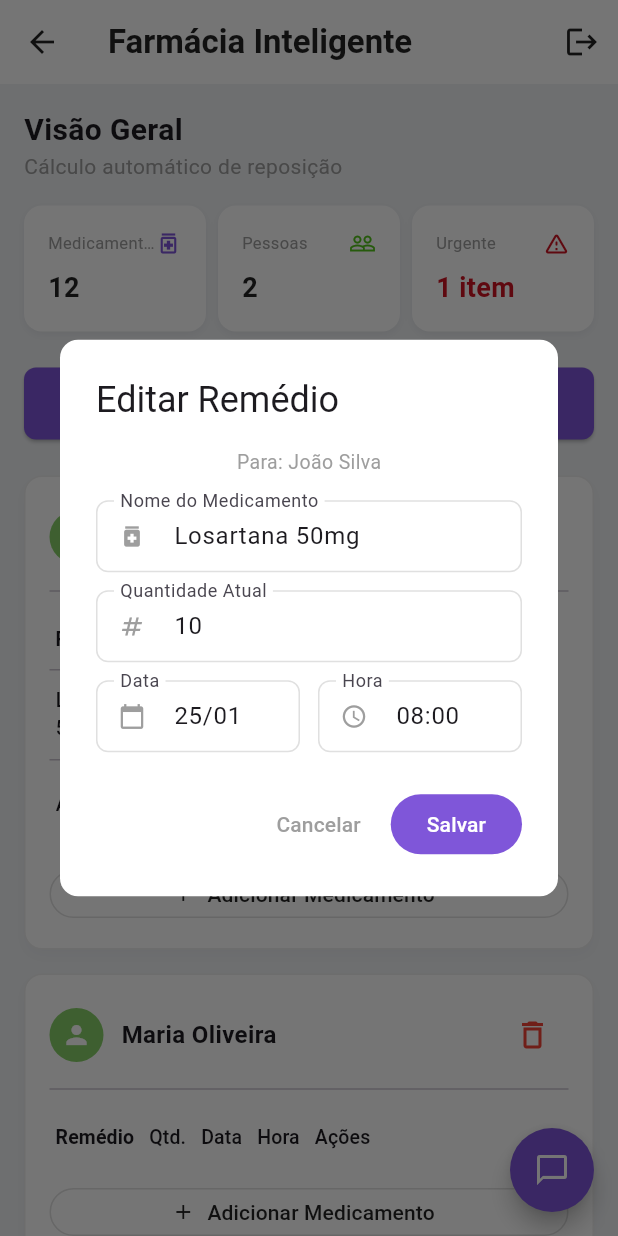
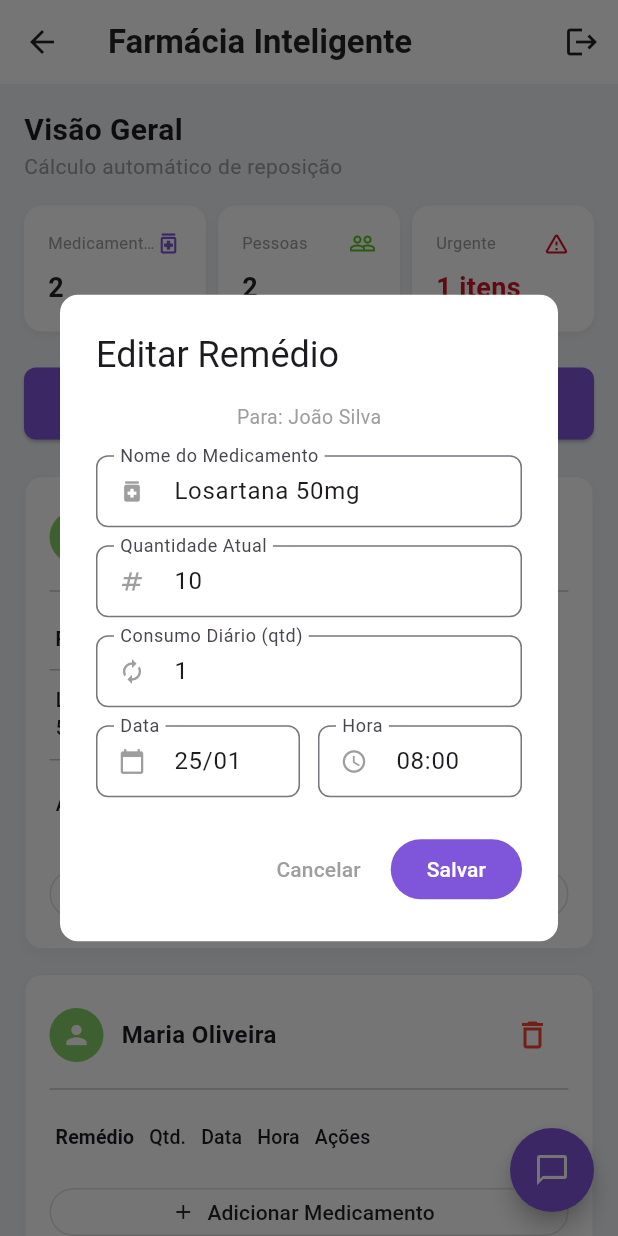
Before and after one commit to pedin-stack/farmicia_inteligente, a Flutter app: the DashboardPage screen opened directly, after a tap on the "edit" icon, on a phone screen of 412 x 824 dp. Run offline on Flutter 3.47's test engine with Material 3 defaults, Android fonts, the light colour scheme and no system bars.

Commit message:
add:"componentização dos dialogs como widgets & adequação do dashboard

```diff
--- a/lib/pages/dashboard.dart
+++ b/lib/pages/dashboard.dart
@@ -1,6 +1,9 @@
 import 'package:flutter/material.dart';
-import '../widgets/tabela_remedios.dart';
-import '../widgets/chat_assistant.dart';
+import '../widgets/dialogs/AddPersonDialog.dart';
+import '../widgets/dialogs/ConfirmExcludeDialog.dart';
+import '../widgets/dialogs/EditMedicineDialog.dart';
+import 'package:farmicia_inteligente/widgets/chat_assistant.dart';
+import 'package:farmicia_inteligente/widgets/tabela_remedios.dart';
 
 class DashboardPage extends StatefulWidget {
   const DashboardPage({super.key});
@@ -10,19 +13,21 @@ class DashboardPage extends StatefulWidget {
 }
 
 class _DashboardPageState extends State<DashboardPage> {
+  // Cores do Projeto
   final Color brandColor = const Color(0xFF7F56D9);
   final Color bgLight = const Color(0xFFF0F2F5);
   final Color successColor = const Color(0xFF52C41A);
   final Color errorColor = const Color(0xFFCF1322);
 
-  // Dados Estáticos
+  // Dados (Estado da Tela)
+  // Nota: Em um app real, isso viria de um banco de dados ou Provider
   final List<Map<String, dynamic>> _dadosVisuais = [
     {
       'id': 1,
       'nome': 'João Silva',
       'itens': [
-        {'remedio': 'Losartana 50mg', 'quantidade': 10, 'proximaCompra': '25/01', 'status': 'urgente', 'horario': '08:00'},
-        {'remedio': 'Aspirina', 'quantidade': 45, 'proximaCompra': '10/02', 'status': 'normal', 'horario': '20:00'},
+        {'remedio': 'Losartana 50mg', 'quantidade': 10, 'consumo': 1, 'proximaCompra': '25/01', 'status': 'urgente', 'horario': '08:00'},
+        {'remedio': 'Aspirina', 'quantidade': 45, 'consumo': 2, 'proximaCompra': '10/02', 'status': 'normal', 'horario': '20:00'},
       ]
     },
     {
@@ -31,6 +36,79 @@ class _DashboardPageState extends State<DashboardPage> {
       'itens': <Map<String, dynamic>>[]
     },
   ];
+
+
+  int get totalMedicamentos {
+    int total = 0;
+    for (var pessoa in _dadosVisuais) {
+      total += (pessoa['itens'] as List).length;
+    }
+    return total;
+  }
+
+  int get totalPessoas => _dadosVisuais.length;
+
+  int get totalUrgentes {
+    int total = 0;
+    for (var pessoa in _dadosVisuais) {
+      for (var item in pessoa['itens']) {
+        if (item['status'] == 'urgente') total++;
+      }
+    }
+    return total;
+  }
+
+  void _adicionarPessoa(String nome) {
+    setState(() {
+      _dadosVisuais.add({
+        'id': DateTime.now().millisecondsSinceEpoch, // ID único temporário
+        'nome': nome,
+        'itens': <Map<String, dynamic>>[],
+      });
+    });
+  }
+
+  void _removerPessoa(Map<String, dynamic> pessoa) {
+    setState(() {
+      _dadosVisuais.remove(pessoa);
+    });
+  }
+
+  void _adicionarRemedio(Map<String, dynamic> pessoa, Map<String, dynamic> novoItem) {
+    setState(() {
+      // Simulação simples de status baseada na quantidade (apenas exemplo)
+      if ((novoItem['quantidade'] as int) < 15) {
+        novoItem['status'] = 'urgente';
+      } else {
+        novoItem['status'] = 'normal';
+      }
+      (pessoa['itens'] as List).add(novoItem);
+    });
+  }
+
+  void _editarRemedio(Map<String, dynamic> pessoa, Map<String, dynamic> itemAntigo, Map<String, dynamic> itemEditado) {
+    setState(() {
+      final lista = (pessoa['itens'] as List);
+      final index = lista.indexOf(itemAntigo);
+      if (index != -1) {
+        // Recalcula status
+        if ((itemEditado['quantidade'] as int) < 15) {
+          itemEditado['status'] = 'urgente';
+        } else {
+          itemEditado['status'] = 'normal';
+        }
+        lista[index] = itemEditado;
+      }
+    });
+  }
+
+  void _removerRemedio(Map<String, dynamic> pessoa, Map<String, dynamic> item) {
+    setState(() {
+      (pessoa['itens'] as List).remove(item);
+    });
+  }
+
+  // --- Construção da UI ---
 
   @override
   Widget build(BuildContext context) {
@@ -56,24 +134,33 @@ class _DashboardPageState extends State<DashboardPage> {
             const Text("Cálculo automático de reposição", style: TextStyle(color: Colors.grey, fontSize: 14)),
             const SizedBox(height: 16),
 
+            // CARDS DE ESTATÍSTICAS (Atualizam dinamicamente)
             Row(
               children: [
-                _buildStatCard("Medicamentos", "12", Icons.medication_outlined, brandColor),
+                _buildStatCard("Medicamentos", "$totalMedicamentos", Icons.medication_outlined, brandColor),
                 const SizedBox(width: 8),
-                _buildStatCard("Pessoas", "2", Icons.people_outline, successColor),
+                _buildStatCard("Pessoas", "$totalPessoas", Icons.people_outline, successColor),
                 const SizedBox(width: 8),
-                _buildStatCard("Urgente", "1 item", Icons.warning_amber_rounded, errorColor, textColor: errorColor),
+                _buildStatCard("Urgente", "$totalUrgentes itens", Icons.warning_amber_rounded, errorColor, textColor: errorColor),
               ],
             ),
 
             const SizedBox(height: 24),
 
+            // BOTÃO NOVA PESSOA
             Center(
               child: SizedBox(
                 height: 48,
                 width: double.infinity,
                 child: ElevatedButton.icon(
-                  onPressed: () => _openPersonModal(),
+                  onPressed: () {
+                    showDialog(
+                      context: context,
+                      builder: (context) => AddPersonDialog(
+                        onSave: (nome) => _adicionarPessoa(nome),
+                      ),
+                    );
+                  },
                   icon: const Icon(Icons.add),
                   label: const Text("Nova Pessoa"),
                   style: ElevatedButton.styleFrom(
@@ -87,52 +174,22 @@ class _DashboardPageState extends State<DashboardPage> {
 
             const SizedBox(height: 24),
 
-            Column(//uso de column para garantir o tamnanho total
+            // LISTA DE PESSOAS E TABELAS
+            Column(
               children: _dadosVisuais.map((pessoa) => Padding(
                 padding: const EdgeInsets.only(bottom: 16),
                 child: _buildPersonCard(pessoa),
               )).toList(),
             ),
 
-            const SizedBox(height: 80),
+            const SizedBox(height: 80), // Espaço para o FAB não cobrir conteúdo
           ],
         ),
       ),
     );
   }
 
-  void _confirmarExclusao({required String titulo, required String conteudo, required VoidCallback onConfirm}) {
-    showDialog(
-      context: context,
-      builder: (context) => AlertDialog(
-        backgroundColor: Colors.white,
-        surfaceTintColor: Colors.white,
-        shape: RoundedRectangleBorder(borderRadius: BorderRadius.circular(12)),
-        title: Text(titulo, style: const TextStyle(fontWeight: FontWeight.bold)),
-        content: Text(conteudo),
-        actions: [
-          TextButton(
-            onPressed: () => Navigator.pop(context),
-            child: const Text("Cancelar", style: TextStyle(color: Colors.grey)),
-          ),
-          ElevatedButton(
-            onPressed: () {
-              Navigator.pop(context);
-              onConfirm();
-            },
-            style: ElevatedButton.styleFrom(
-              backgroundColor: Colors.red,
-              foregroundColor: Colors.white,
-              elevation: 0,
-            ),
-            child: const Text("Excluir"),
-          ),
-        ],
-      ),
-    );
-  }
-
-  // --- Cards ---
+  // --- Widgets Auxiliares ---
 
   Widget _buildStatCard(String title, String value, IconData icon, Color color, {Color? textColor}) {
     return Expanded(
@@ -141,7 +198,6 @@ class _DashboardPageState extends State<DashboardPage> {
         decoration: BoxDecoration(
           color: Colors.white,
           borderRadius: BorderRadius.circular(12),
-
           boxShadow: [
              BoxShadow(color: Colors.black.withOpacity(0.05), blurRadius: 4, offset: const Offset(0, 2))
           ]
@@ -180,6 +236,7 @@ class _DashboardPageState extends State<DashboardPage> {
         child: Column(
           crossAxisAlignment: CrossAxisAlignment.start,
           children: [
+            // CABEÇALHO DO CARD (Nome + Delete Pessoa)
             Row(
               children: [
                 CircleAvatar(
@@ -191,17 +248,19 @@ class _DashboardPageState extends State<DashboardPage> {
                 Expanded(
                   child: Text(pessoa['nome'], style: const TextStyle(fontWeight: FontWeight.bold, fontSize: 16)),
                 ),
-
                 IconButton(
                   icon: const Icon(Icons.delete_outline, color: Colors.red),
                   onPressed: () {
-                    _confirmarExclusao(
-                      titulo: "Excluir Pessoa?",
-                      conteudo: "Tem certeza que deseja remover ${pessoa['nome']} e todos os seus medicamentos?",
-                      onConfirm: () {
-
-                        ScaffoldMessenger.of(context).showSnackBar(const SnackBar(content: Text("Pessoa removida!")));
-                      }
+                    showDialog(
+                      context: context,
+                      builder: (context) => ConfirmExcludeDialog(
+                        titulo: "Excluir Pessoa?",
+                        conteudo: "Tem certeza que deseja remover ${pessoa['nome']} e todos os seus medicamentos?",
+                        onConfirm: () {
+                          _removerPessoa(pessoa);
+                          ScaffoldMessenger.of(context).showSnackBar(const SnackBar(content: Text("Pessoa removida!")));
+                        },
+                      ),
                     );
                   },
                 ),
@@ -209,20 +268,47 @@ class _DashboardPageState extends State<DashboardPage> {
             ),
             const Divider(height: 24),
 
+            // TABELA DE REMÉDIOS
             TabelaRemedios(
               dados: pessoa['itens'],
-              onAdd: () => _openMedicineModal(nomePessoa: pessoa['nome']),
-              onEdit: (item) => _openMedicineModal(nomePessoa: pessoa['nome'], itemParaEditar: item),
 
+              // ADICIONAR REMÉDIO
+              onAdd: () {
+                showDialog(
+                  context: context,
+                  builder: (context) => EditMedicineDialog(
+                    nomePessoa: pessoa['nome'],
+                    itemParaEditar: null,
+                    onSave: (novoItem) => _adicionarRemedio(pessoa, novoItem),
+                  ),
+                );
+              },
+
+              // EDITAR REMÉDIO
+              onEdit: (item) {
+                showDialog(
+                  context: context,
+                  builder: (context) => EditMedicineDialog(
+                    nomePessoa: pessoa['nome'],
+                    itemParaEditar: item,
+                    onSave: (itemEditado) => _editarRemedio(pessoa, item, itemEditado),
+                  ),
+                );
+              },
+
+              // EXCLUIR REMÉDIO
               onDelete: (item) {
-                 _confirmarExclusao(
+                 showDialog(
+                    context: context,
+                    builder: (context) => ConfirmExcludeDialog(
                       titulo: "Remover Medicamento?",
                       conteudo: "Deseja remover ${item['remedio']} da lista?",
                       onConfirm: () {
-
+                        _removerRemedio(pessoa, item);
                         ScaffoldMessenger.of(context).showSnackBar(SnackBar(content: Text("${item['remedio']} removido!")));
-                      }
-                    );
+                      },
+                    ),
+                 );
               },
             ),
           ],
@@ -230,132 +316,4 @@ class _DashboardPageState extends State<DashboardPage> {
       ),
     );
   }
-
-  // --- MODAIS COM FUNDO BRANCO ---
-
-  void _openMedicineModal({required String nomePessoa, Map<String, dynamic>? itemParaEditar}) {
-    final bool isEdit = itemParaEditar != null;
-
-    final TextEditingController remedioController = TextEditingController(text: isEdit ? itemParaEditar['remedio'] : '');
-    final TextEditingController qtdController = TextEditingController(text: isEdit ? itemParaEditar['quantidade'].toString() : '');
-    final TextEditingController dataController = TextEditingController(text: isEdit ? itemParaEditar['proximaCompra'] : '');
-    final TextEditingController horaController = TextEditingController(text: isEdit ? itemParaEditar['horario'] : '');
-
-    showDialog(
-      context: context,
-      builder: (context) => AlertDialog(
-        backgroundColor: Colors.white,
-        surfaceTintColor: Colors.white,
-        shape: RoundedRectangleBorder(borderRadius: BorderRadius.circular(12)),
-        title: Text(isEdit ? "Editar Remédio" : "Adicionar Remédio"),
-        scrollable: true,
-        content: SizedBox(
-          width: 400,
-          child: Column(
-            mainAxisSize: MainAxisSize.min,
-            children: [
-              Text("Para: $nomePessoa", style: const TextStyle(color: Colors.grey, fontSize: 13)),
-              const SizedBox(height: 16),
-
-              _buildTextField(label: "Nome do Medicamento", controller: remedioController, icon: Icons.medication),
-              const SizedBox(height: 12),
-
-              _buildTextField(label: "Quantidade Atual", controller: qtdController, icon: Icons.numbers, isNumber: true),
-              const SizedBox(height: 12),
-
-              Row(
-                children: [
-                  Expanded(
-                    child: _buildTextField(
-                      label: "Data",
-                      controller: dataController,
-                      icon: Icons.calendar_today,
-                      readOnly: true,
-                      onTap: () async {
-                         // Lógica de DatePicker
-                      }
-                    ),
-                  ),
-                  const SizedBox(width: 12),
-                  Expanded(
-                    child: _buildTextField(
-                      label: "Hora",
-                      controller: horaController,
-                      icon: Icons.access_time,
-                      readOnly: true,
-                      onTap: () async {
-                        // Lógica de TimePicker
-                      }
-                    ),
-                  ),
-                ],
-              )
-            ],
-          ),
-        ),
-        actions: [
-          TextButton(
-            onPressed: () => Navigator.pop(context),
-            child: const Text("Cancelar", style: TextStyle(color: Colors.grey)),
-          ),
-          ElevatedButton(
-            onPressed: () => Navigator.pop(context),
-            style: ElevatedButton.styleFrom(backgroundColor: brandColor, foregroundColor: Colors.white, elevation: 0),
-            child: Text(isEdit ? "Salvar" : "Adicionar"),
-          ),
-        ],
-      ),
-    );
-  }
-
-  void _openPersonModal() {
-    showDialog(
-      context: context,
-      builder: (context) => AlertDialog(
-        backgroundColor: Colors.white,
-        surfaceTintColor: Colors.white,
-        title: const Text("Nova Pessoa"),
-        content: Column(
-          mainAxisSize: MainAxisSize.min,
-          children: [
-            const Text("Crie uma nova categoria para organizar os remédios.", style: TextStyle(fontSize: 13, color: Colors.grey)),
-            const SizedBox(height: 16),
-            _buildTextField(label: "Nome da Pessoa", icon: Icons.person_outline),
-          ],
-        ),
-        actions: [
-          TextButton(onPressed: () => Navigator.pop(context), child: const Text("Cancelar", style: TextStyle(color: Colors.grey))),
-          ElevatedButton(
-            onPressed: () => Navigator.pop(context),
-            style: ElevatedButton.styleFrom(backgroundColor: brandColor, foregroundColor: Colors.white, elevation: 0),
-            child: const Text("Criar"),
-          ),
-        ],
-      ),
-    );
-  }
-
-  Widget _buildTextField({
-    required String label,
-    IconData? icon,
-    TextEditingController? controller,
-    bool isNumber = false,
-    bool readOnly = false,
-    VoidCallback? onTap
-  }) {
-    return TextField(
-      controller: controller,
-      readOnly: readOnly,
-      onTap: onTap,
-      keyboardType: isNumber ? TextInputType.number : TextInputType.text,
-      decoration: InputDecoration(
-        labelText: label,
-        prefixIcon: Icon(icon, color: Colors.grey),
-        border: OutlineInputBorder(borderRadius: BorderRadius.circular(8), borderSide: BorderSide(color: Colors.grey[300]!)),
-        enabledBorder: OutlineInputBorder(borderRadius: BorderRadius.circular(8), borderSide: BorderSide(color: Colors.grey[300]!)),
-        contentPadding: const EdgeInsets.symmetric(horizontal: 12, vertical: 12),
-        isDense: true,
-      ),
-    );
-  }
 }
--- /dev/null
+++ b/lib/widgets/dialogs/EditMedicineDialog.dart
@@ -0,0 +1,164 @@
+import 'package:flutter/material.dart';
+
+class EditMedicineDialog extends StatefulWidget {
+  final String nomePessoa;
+  final Map<String, dynamic>? itemParaEditar; // Se null, é adição
+  final Function(Map<String, dynamic>) onSave;
+
+  const EditMedicineDialog({
+    super.key,
+    required this.nomePessoa,
+    this.itemParaEditar,
+    required this.onSave,
+  });
+
+  @override
+  State<EditMedicineDialog> createState() => _EditMedicineDialogState();
+}
+
+class _EditMedicineDialogState extends State<EditMedicineDialog> {
+  late TextEditingController _remedioController;
+  late TextEditingController _qtdController;
+  late TextEditingController _consumoController;
+  late TextEditingController _dataController;
+  late TextEditingController _horaController;
+
+  @override
+  void initState() {
+    super.initState();
+    final item = widget.itemParaEditar;
+
+    _remedioController = TextEditingController(text: item?['remedio'] ?? '');
+    _qtdController = TextEditingController(text: item?['quantidade']?.toString() ?? '');
+
+    // Verifica se existe consumo, senão vazio
+    _consumoController = TextEditingController(
+      text: (item != null && item.containsKey('consumo'))
+          ? item['consumo'].toString()
+          : ''
+    );
+
+    _dataController = TextEditingController(text: item?['proximaCompra'] ?? '');
+    _horaController = TextEditingController(text: item?['horario'] ?? '');
+  }
+
+  @override
+  void dispose() {
+    _remedioController.dispose();
+    _qtdController.dispose();
+    _consumoController.dispose();
+    _dataController.dispose();
+    _horaController.dispose();
+    super.dispose();
+  }
+
+  @override
+  Widget build(BuildContext context) {
+    final isEdit = widget.itemParaEditar != null;
+
+    return AlertDialog(
+      backgroundColor: Colors.white,
+      surfaceTintColor: Colors.white,
+      shape: RoundedRectangleBorder(borderRadius: BorderRadius.circular(12)),
+      title: Text(isEdit ? "Editar Remédio" : "Adicionar Remédio"),
+      scrollable: true,
+      content: SizedBox(
+        width: 400, // Garante largura em telas maiores/web
+        child: Column(
+          mainAxisSize: MainAxisSize.min,
+          children: [
+            Text("Para: ${widget.nomePessoa}", style: const TextStyle(color: Colors.grey, fontSize: 13)),
+            const SizedBox(height: 16),
+
+            _buildField("Nome do Medicamento", _remedioController, Icons.medication),
+            const SizedBox(height: 12),
+            _buildField("Quantidade Atual", _qtdController, Icons.numbers, isNumber: true),
+            const SizedBox(height: 12),
+            _buildField("Consumo Diário (qtd)", _consumoController, Icons.autorenew, isNumber: true),
+            const SizedBox(height: 12),
+
+            Row(
+              children: [
+                Expanded(
+                  child: _buildField("Data", _dataController, Icons.calendar_today, readOnly: true, onTap: _pickDate),
+                ),
+                const SizedBox(width: 12),
+                Expanded(
+                  child: _buildField("Hora", _horaController, Icons.access_time, readOnly: true, onTap: _pickTime),
+                ),
+              ],
+            )
+          ],
+        ),
+      ),
+      actions: [
+        TextButton(
+          onPressed: () => Navigator.pop(context),
+          child: const Text("Cancelar", style: TextStyle(color: Colors.grey)),
+        ),
+        ElevatedButton(
+          onPressed: () {
+            // Cria o mapa de retorno
+            final novoItem = {
+              'remedio': _remedioController.text,
+              'quantidade': int.tryParse(_qtdController.text) ?? 0,
+              'consumo': int.tryParse(_consumoController.text) ?? 0,
+              'proximaCompra': _dataController.text,
+              'horario': _horaController.text,
+              'status': 'normal', // Você pode implementar logica de status aqui
+            };
+
+            widget.onSave(novoItem);
+            Navigator.pop(context);
+          },
+          style: ElevatedButton.styleFrom(
+            backgroundColor: const Color(0xFF7F56D9),
+            foregroundColor: Colors.white,
+            elevation: 0,
+          ),
+          child: Text(isEdit ? "Salvar" : "Adicionar"),
+        ),
+      ],
+    );
+  }
+
+  Widget _buildField(String label, TextEditingController controller, IconData icon,
+      {bool isNumber = false, bool readOnly = false, VoidCallback? onTap}) {
+    return TextField(
+      controller: controller,
+      readOnly: readOnly,
+      onTap: onTap,
+      keyboardType: isNumber ? TextInputType.number : TextInputType.text,
+      decoration: InputDecoration(
+        labelText: label,
+        prefixIcon: Icon(icon, color: Colors.grey),
+        border: OutlineInputBorder(borderRadius: BorderRadius.circular(8)),
+        contentPadding: const EdgeInsets.symmetric(horizontal: 12, vertical: 12),
+        isDense: true,
+      ),
+    );
+  }
+
+  Future<void> _pickDate() async {
+    DateTime? picked = await showDatePicker(
+      context: context,
+      initialDate: DateTime.now(),
+      firstDate: DateTime.now(),
+      lastDate: DateTime(2100),
+    );
+    if (picked != null) {
+      setState(() {
+        _dataController.text = "${picked.day}/${picked.month}";
+      });
+    }
+  }
+
+  Future<void> _pickTime() async {
+    TimeOfDay? picked = await showTimePicker(context: context, initialTime: TimeOfDay.now());
+    if (picked != null) {
+      setState(() {
+        _horaController.text = "${picked.hour}:${picked.minute.toString().padLeft(2, '0')}";
+      });
+    }
+  }
+}
```
Also changed, not shown: lib/widgets/dialogs/AddPersonDialog.dart (added, +69 -0 lines), lib/widgets/dialogs/ConfirmExcludeDialog.dart (added, +43 -0 lines).
